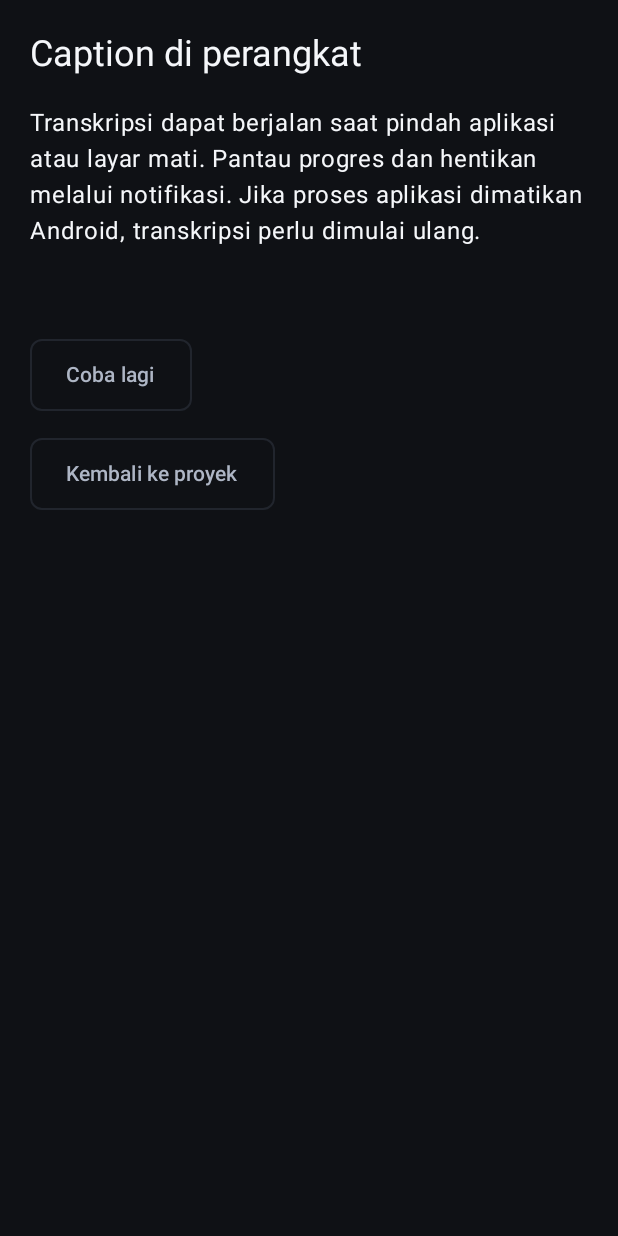
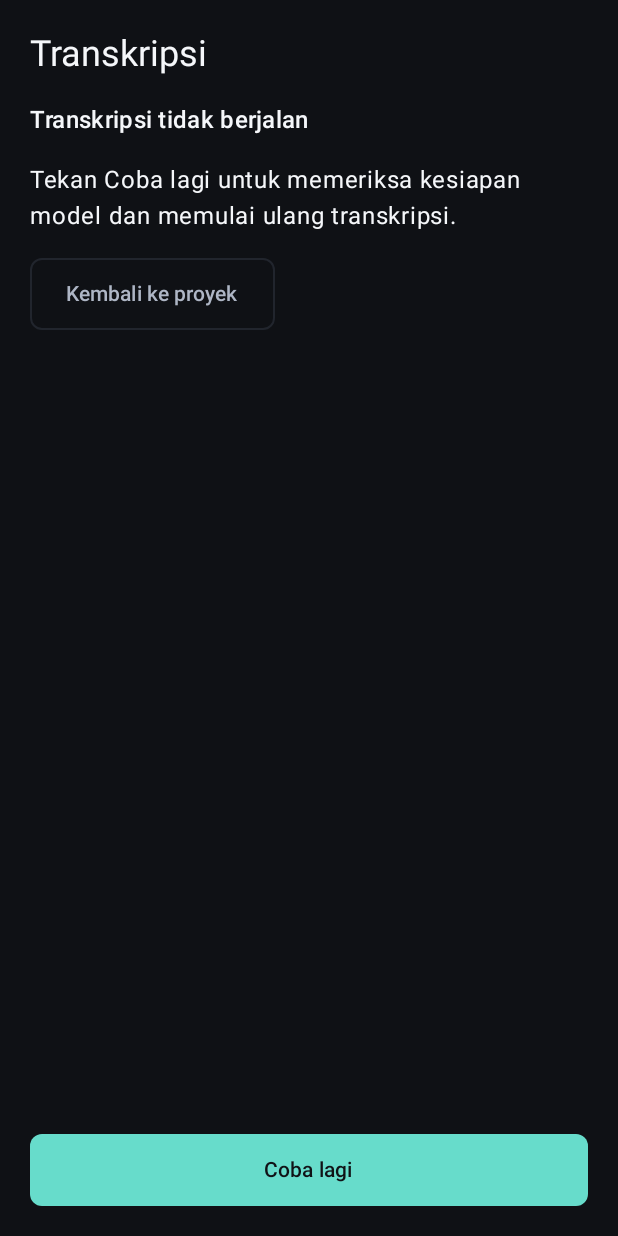
Before and after one commit to ferdilpu-sudo/Subloka, an Android app built with Jetpack Compose: the composable ProcessingScreen called with empty values, on a phone screen of 412 x 824 dp. Run offline under Robolectric (Android 15) with nearby library versions, the light colour scheme and no system bars.

Commit message:
Keep processing actions reachable and show explicit stopping state

```diff
--- a/app/build.gradle.kts
+++ b/app/build.gradle.kts
@@ -12,7 +12,7 @@ android {
         minSdk = 26
         targetSdk = 37
         versionCode = providers.environmentVariable("SUBLOKA_VERSION_CODE").orNull?.toInt() ?: 2
-        versionName = "0.6.12-export-flow"
+        versionName = "0.6.13-processing-status"
         testInstrumentationRunner = "androidx.test.runner.AndroidJUnitRunner"
     }
 
--- a/app/src/main/java/app/subloka/SubLokaApp.kt
+++ b/app/src/main/java/app/subloka/SubLokaApp.kt
@@ -164,11 +164,13 @@ fun SubLokaApp(
             onBack = ::back, onCancel = persistence::cancelOperation, modifier = modifier)
         "processing" -> ProcessingScreen(asr.busy, asr.stage, asr.error, asr.completed,
             onCancel = persistence::cancelOperation, onRetry = { route = "model" },
-            onOpenEditor = { route = "editor" }, onBack = ::back, modifier = modifier)
+            onOpenEditor = { route = "editor" }, onBack = ::back, modifier = modifier,
+            stopping = homeAsrSession?.stopping == true)
         "translation" -> project?.let { p ->
             TranslationSetupScreen(translation.ready, asr.busy, translation.stage, translation.error,
                 recoveryCount = translation.pendingCount, hasRecovery = translation.pendingId != null,
                 backgroundRunning = translationSession?.running == true,
+                stopping = translationSession?.stopping == true,
                 onResume = { beginTranslation(true) }, onDiscardRecovery = persistence::discardTranslationRecovery,
                 eligibleCount = segments.count { (translationTarget == null || it.id == translationTarget) && TranslationEligibility.canGenerate(it) },
                 replaceableCount = segments.count { (translationTarget == null || it.id == translationTarget) && TranslationEligibility.canGenerate(it, true) },
--- a/feature/projects/src/main/java/app/subloka/feature/projects/ProcessingScreen.kt
+++ b/feature/projects/src/main/java/app/subloka/feature/projects/ProcessingScreen.kt
@@ -15,19 +15,33 @@ import app.subloka.core.designsystem.SecondaryAction
 fun ProcessingScreen(
     busy: Boolean, stage: String, error: String?, completed: Boolean,
     onCancel: () -> Unit, onRetry: () -> Unit, onOpenEditor: () -> Unit,
-    onBack: () -> Unit, modifier: Modifier = Modifier,
+    onBack: () -> Unit, modifier: Modifier = Modifier, stopping: Boolean = false,
 ) {
-    Column(modifier.fillMaxSize().verticalScroll(rememberScrollState()).padding(20.dp), verticalArrangement = Arrangement.spacedBy(18.dp)) {
-        Text("Caption di perangkat", style = MaterialTheme.typography.headlineSmall)
-        Text("Transkripsi dapat berjalan saat pindah aplikasi atau layar mati. Pantau progres dan hentikan melalui notifikasi. Jika proses aplikasi dimatikan Android, transkripsi perlu dimulai ulang.")
-        if (busy) LinearProgressIndicator(modifier = Modifier.fillMaxWidth())
-        Text(stage)
-        if (error != null) Text(error, color = MaterialTheme.colorScheme.error)
-        if (busy) SecondaryAction("Batalkan", onCancel)
-        else {
-            if (completed) PrimaryAction("Buka editor", onOpenEditor)
-            else SecondaryAction("Coba lagi", onRetry)
-            SecondaryAction("Kembali ke proyek", onBack)
+    Column(modifier.fillMaxSize().padding(20.dp), verticalArrangement = Arrangement.spacedBy(16.dp)) {
+        Column(Modifier.weight(1f).verticalScroll(rememberScrollState()), verticalArrangement = Arrangement.spacedBy(16.dp)) {
+            Text("Transkripsi", style = MaterialTheme.typography.headlineSmall)
+            Text(when {
+                busy && stopping -> "Menghentikan transkripsi…"
+                busy -> "Transkripsi sedang berjalan"
+                error != null -> "Transkripsi belum selesai"
+                completed -> "Caption siap diperiksa"
+                else -> "Transkripsi tidak berjalan"
+            }, style = MaterialTheme.typography.titleMedium)
+            if (busy) LinearProgressIndicator(modifier = Modifier.fillMaxWidth())
+            if (stage.isNotBlank()) Text(stage)
+            if (error != null) Text(error, color = MaterialTheme.colorScheme.error)
+            Text(when {
+                busy && stopping -> "Tunggu engine berhenti sebelum memulai lagi."
+                busy -> "Boleh berpindah aplikasi atau mematikan layar. Pantau proses lewat notifikasi jika izin notifikasi aktif."
+                completed -> "Buka editor untuk memeriksa kata dan timing caption."
+                else -> "Tekan Coba lagi untuk memeriksa kesiapan model dan memulai ulang transkripsi."
+            })
+            if (busy && !stopping) Text("Jika proses aplikasi dihentikan Android, transkripsi perlu dimulai ulang.", style = MaterialTheme.typography.bodySmall)
+            if (!busy) SecondaryAction("Kembali ke proyek", onBack)
         }
+        if (busy) SecondaryAction(if (stopping) "Menghentikan…" else "Hentikan", onCancel,
+            enabled = !stopping, modifier = Modifier.fillMaxWidth())
+        else PrimaryAction(if (completed && error == null) "Buka editor" else "Coba lagi",
+            if (completed && error == null) onOpenEditor else onRetry, modifier = Modifier.fillMaxWidth())
     }
 }
```
Also changed, not shown: feature/projects/src/main/java/app/subloka/feature/projects/TranslationSetupScreen.kt (+30 -17 lines), 4 other files.
